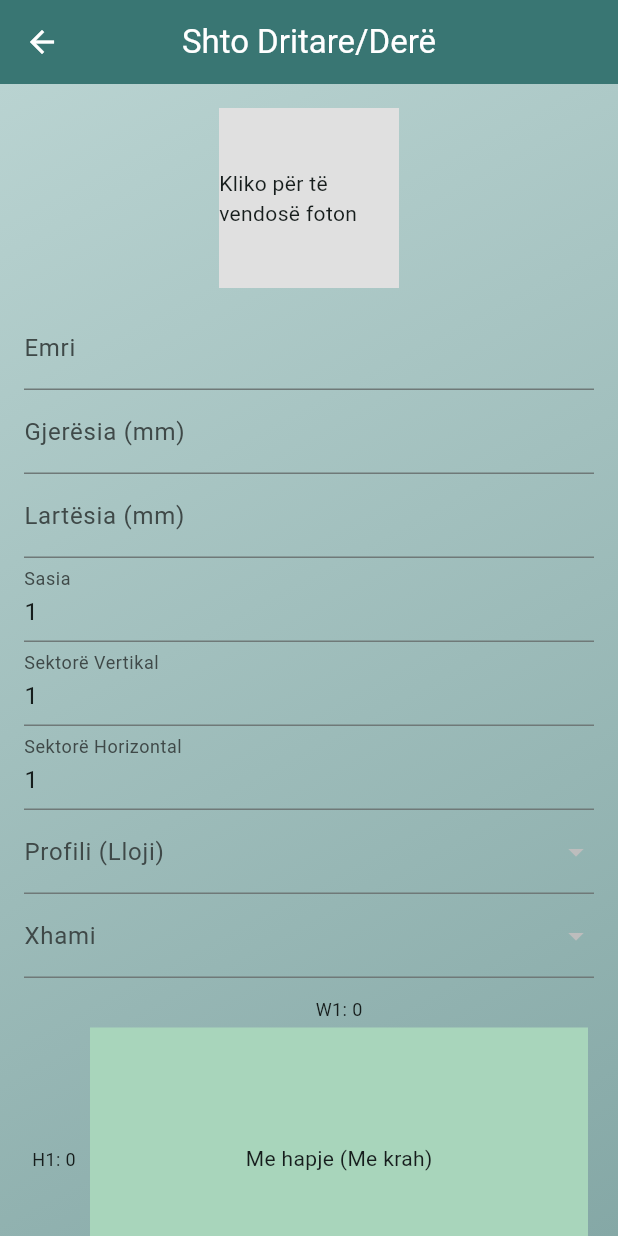
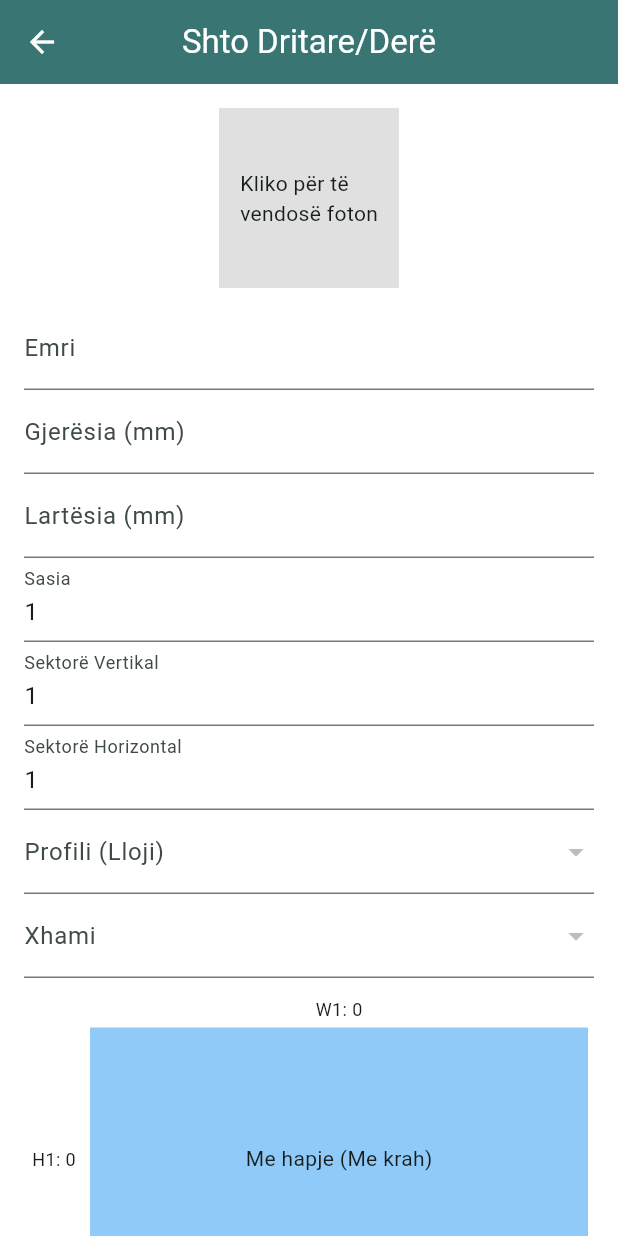
Before and after one commit to drilonkrivaqa/crystal_upvc, a Flutter app: the WindowDoorItemPage screen opened directly with empty values, on a phone screen of 412 x 824 dp. Run offline on Flutter 3.47's test engine with Material 3 defaults, Android fonts, the phone set to English and light mode, and no system bars; our stand-ins replace flutter_animate, hive, hive_flutter, image_picker, pdf, printing; accounts and stored records are empty.

Commit message:
Changed theme for offer_detail_page and window_door_item_page

```diff
--- a/lib/pages/offer_detail_page.dart
+++ b/lib/pages/offer_detail_page.dart
@@ -7,7 +7,6 @@ import '../theme/app_colors.dart';
 import 'dart:io' show File;
 import 'package:flutter/foundation.dart';
 import '../pdf/offer_pdf.dart';
-import '../theme/app_background.dart';
 import '../widgets/glass_card.dart';
 
 class OfferDetailPage extends StatefulWidget {
@@ -83,8 +82,8 @@ class _OfferDetailPageState extends State<OfferDetailPage> {
           ),
         ],
       ),
-      body: AppBackground(
-        child: ListView(
+      backgroundColor: Colors.grey[300],
+      body: ListView(
           children: [
             const SizedBox(height: 16),
             Padding(
@@ -530,7 +529,6 @@ class _OfferDetailPageState extends State<OfferDetailPage> {
             const SizedBox(height: 24),
           ],
         ),
-      ),
       floatingActionButton: FloatingActionButton(
         onPressed: () async {
           await Navigator.push(
--- a/lib/pages/window_door_item_page.dart
+++ b/lib/pages/window_door_item_page.dart
@@ -6,7 +6,6 @@ import 'dart:io' show File;
 import 'dart:typed_data';
 import '../models.dart';
 import '../theme/app_colors.dart';
-import '../theme/app_background.dart';
 
 class WindowDoorItemPage extends StatefulWidget {
   final void Function(WindowDoorItem) onSave;
@@ -121,12 +120,12 @@ class _WindowDoorItemPageState extends State<WindowDoorItemPage> {
     return WillPopScope(
         onWillPop: _onWillPop,
         child: Scaffold(
+            backgroundColor: Colors.white,
             appBar: AppBar(
                 title: Text(widget.existingItem == null
                     ? 'Shto Dritare/Derë'
                     : 'Ndrysho Dritaren/Derën')),
-            body: AppBackground(
-              child: SingleChildScrollView(
+          body: SingleChildScrollView(
             padding: const EdgeInsets.all(16),
             child: Column(
               children: [
@@ -160,10 +159,10 @@ class _WindowDoorItemPageState extends State<WindowDoorItemPage> {
                         width: 120,
                         height: 120,
                         color: AppColors.grey300,
-                                  alignment: Alignment.center,
-                                  child:
-                                      const Text('Kliko për të vendosë foton'),
+                        child: const Center(
+                          child: Text('Kliko për të \nvendosë foton'),
                         ),
+                      )
                     ),
                     const SizedBox(height: 12),
                     TextField(
@@ -314,7 +313,7 @@ class _WindowDoorItemPageState extends State<WindowDoorItemPage> {
                   ],
                 ),
               ),
-            )));
+            ));
   }
 
   bool _saveItem() {
@@ -617,7 +616,7 @@ class _WindowDoorItemPageState extends State<WindowDoorItemPage> {
                         margin: const EdgeInsets.all(4),
                         color: fixedSectors[r * verticalSections + c]
                             ? AppColors.grey400
-                            : AppColors.lightGreen300,
+                            : Colors.blue[200],
                         child: Center(
                           child: Text(
                             fixedSectors[r * verticalSections + c]
```
Also changed, not shown: lib/main.dart (+5 -2 lines). Lines whose indentation alone changed are shown as unchanged.
